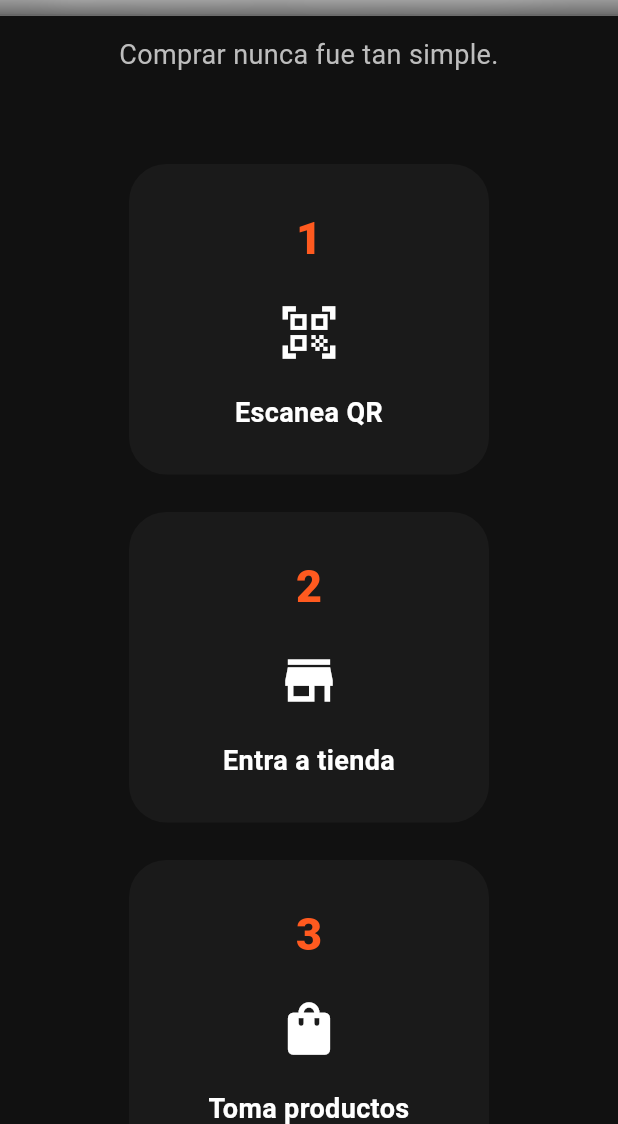
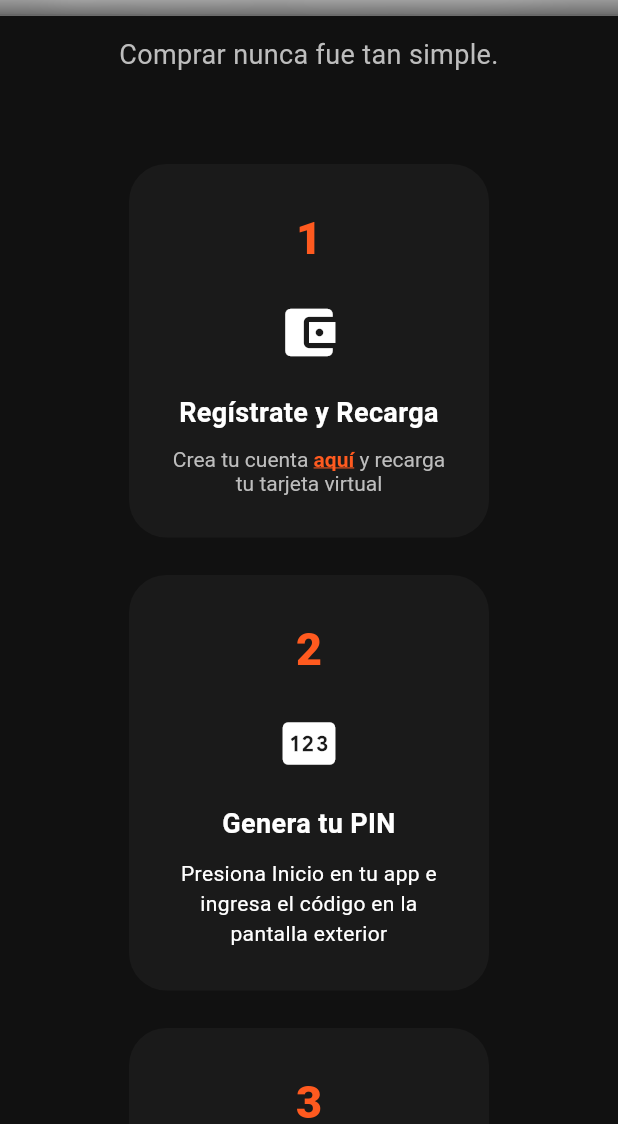
Before and after one commit to xhectorcr/listo-frontend, a Flutter app: the LandingPage screen opened directly, scrolled down 1152 dp, on a phone screen of 412 x 824 dp, the part 112-1236 px from its top. Run offline on Flutter 3.47's test engine with Material 3 defaults, Android fonts, the phone set to English and light mode, and no system bars; our stand-ins replace get_it, go_router, permission_handler, shared_preferences; missing offline and left inert: dart:html, mobile_scanner; accounts and stored records are empty.

Commit message:
feat: corrección con nuevos pasos

```diff
--- a/lib/features/landing/presentation/pages/landing_page.dart
+++ b/lib/features/landing/presentation/pages/landing_page.dart
@@ -1,6 +1,8 @@
 import 'dart:ui';
 import 'package:flutter/material.dart';
 import 'package:go_router/go_router.dart';
+import 'package:flutter/gestures.dart';
+import 'dart:html' as html;
 
 class LandingPage extends StatelessWidget {
   const LandingPage({super.key});
@@ -428,10 +430,10 @@ class LandingPage extends StatelessWidget {
         runSpacing: 25,
         alignment: WrapAlignment.center,
         children: [
-          _stepCard("1", "Escanea QR", Icons.qr_code_scanner),
-          _stepCard("2", "Entra a tienda", Icons.store),
-          _stepCard("3", "Toma productos", Icons.shopping_bag),
-          _stepCard("4", "Sal automáticamente", Icons.exit_to_app),
+          _stepCard("1", "Regístrate y Recarga","Crea tu cuenta aquí y recarga tu tarjeta virtual", Icons.account_balance_wallet),
+          _stepCard("2", "Genera tu PIN","Presiona Inicio en tu app e ingresa el código en la pantalla exterior", Icons.pin),
+          _stepCard("3", "Elige tus productos","Entra a la tienda y selecciona lo que deseas llevar", Icons.shopping_bag),
+          _stepCard("4", "Paga y Listo","Confirma el pago en la pantalla y retírate sin hacer filas", Icons.exit_to_app),
         ],
       ),
     );
@@ -673,7 +675,7 @@ class LandingPage extends StatelessWidget {
     );
   }
 
-  Widget _stepCard(String step, String title, IconData icon) {
+  Widget _stepCard(String step, String title,String description, IconData icon) {
     return Container(
       width: 240,
       padding: const EdgeInsets.all(28),
@@ -705,6 +707,49 @@ class LandingPage extends StatelessWidget {
               color: Colors.white,
               fontWeight: FontWeight.w700,
               fontSize: 18,
+            ),
+          ),
+
+          const SizedBox(height: 10),
+
+          //control del enlace clickable
+          description == "Crea tu cuenta aquí y recarga tu tarjeta virtual"
+          ? RichText(
+            textAlign: TextAlign.center,
+            text: TextSpan(
+              style: TextStyle(
+                color: Colors.grey[400],
+                fontWeight: FontWeight.w400,
+                fontSize: 14,
+                fontFamily: 'sans-serif'
+              ),
+              children: [
+                    const TextSpan(text: "Crea tu cuenta "),
+                    TextSpan(
+                      text: "aquí",
+                      style: TextStyle(
+                        color: primaryColor, // Tu color naranja de Listo Go
+                        fontWeight: FontWeight.bold,
+                        decoration: TextDecoration.underline, // Te lo subraya como enlace
+                      ),
+                      recognizer: TapGestureRecognizer()
+                        ..onTap = () {
+                          html.window.location.hash = '/login';
+                        },
+                    ),
+                    const TextSpan(text: " y recarga tu tarjeta virtual"),
+
+              ],
+            ),
+          )
+
+          : Text(
+            description,
+            textAlign: TextAlign.center,
+            style: const TextStyle(
+              color: Colors.white,
+              fontWeight: FontWeight.w400,
+              fontSize: 14,
             ),
           ),
         ],
```
